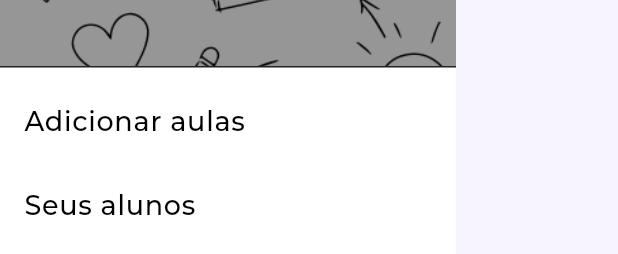
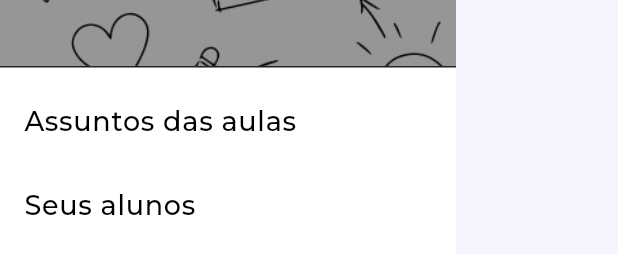
Before and after one commit to ritallopes/gereaulas_mobile, a Flutter app: the ClassDrawer widget shown alone on an empty page, opened directly, on a phone screen of 412 x 824 dp. Shown: the part 174-428 px from the top of the screen. Run offline on Flutter 3.47's test engine with Material 2 defaults, Android fonts, the light colour scheme and no system bars; accounts and stored records are empty; project files that could hold a hidden picture were left out.

Commit message:
add subject in drawer

```diff
--- a/lib/components/drawer_nav.dart
+++ b/lib/components/drawer_nav.dart
@@ -29,9 +29,9 @@ class ClassDrawer extends StatelessWidget {
             ),
           ),
           ListTile(
-            title: const Text('Adicionar aulas'),
+            title: const Text('Assuntos das aulas'),
             onTap: () {
-              Navigator.of(context).pushReplacementNamed(Routes.STUDENT_PAGE);
+              Navigator.of(context).pushReplacementNamed(Routes.MAIN_PAGE);
             },
           ),
            ListTile(
```
